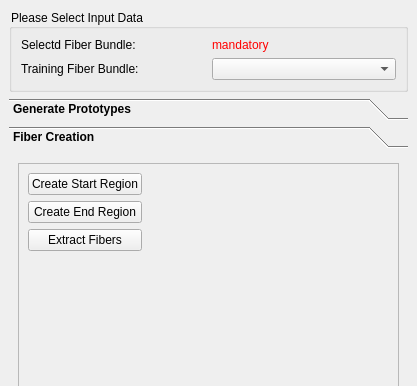
Before: the Qt Designer form Plugins/org.mitk.gui.qt.diffusionimaging.fiberprocessing/src/internal/QmitkInteractiveFiberDissectionViewControls.ui in MIC-DKFZ/MITK-Diffusion, drawn with Qt 5; both pictures show x 0 to 417 and y 0 to 386 of the 417 by 711 pixel window.
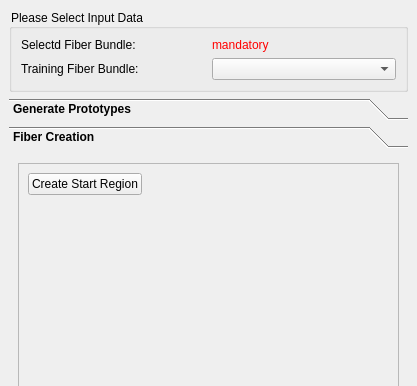
After: the same form once the commit is applied. The open tabs and pages were chosen to show the change. Icons and pictures are not drawn. Custom widgets are drawn as their Qt base class.

```diff
--- a/Plugins/org.mitk.gui.qt.diffusionimaging.fiberprocessing/src/internal/QmitkInteractiveFiberDissectionViewControls.ui
+++ b/Plugins/org.mitk.gui.qt.diffusionimaging.fiberprocessing/src/internal/QmitkInteractiveFiberDissectionViewControls.ui
@@ -286,7 +286,7 @@
             </property>
            </spacer>
           </item>
-          <item row="3" column="0">
+          <item row="2" column="0">
            <spacer name="verticalSpacer">
             <property name="orientation">
              <enum>Qt::Vertical</enum>
@@ -299,20 +299,6 @@
             </property>
            </spacer>
           </item>
-          <item row="0" column="0">
-           <widget class="QPushButton" name="m_StreamlineCreation">
-            <property name="text">
-             <string>Create Start Region</string>
-            </property>
-           </widget>
-          </item>
-          <item row="1" column="0">
-           <widget class="QPushButton" name="pushButton">
-            <property name="text">
-             <string>Create End Region</string>
-            </property>
-           </widget>
-          </item>
           <item row="1" column="2">
            <spacer name="horizontalSpacer_5">
             <property name="orientation">
@@ -326,10 +312,10 @@
             </property>
            </spacer>
           </item>
-          <item row="2" column="0">
-           <widget class="QPushButton" name="pushButton_2">
+          <item row="0" column="0">
+           <widget class="QPushButton" name="m_StreamlineCreation">
             <property name="text">
-             <string>Extract Fibers</string>
+             <string>Create Start Region</string>
             </property>
            </widget>
           </item>
```
Left out of the diff: 2 changed lines with no effect on the pictures.
